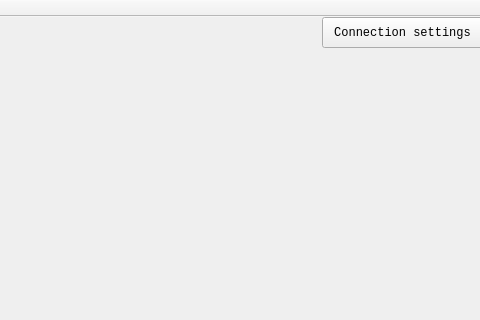
Before: the Qt Designer form SerialGUI/mainwindow.ui in kamfor/SerialReceiver, drawn with Qt 5; both pictures show x 688 to 1168 and y 0 to 320 of the 1168 by 652 pixel window.
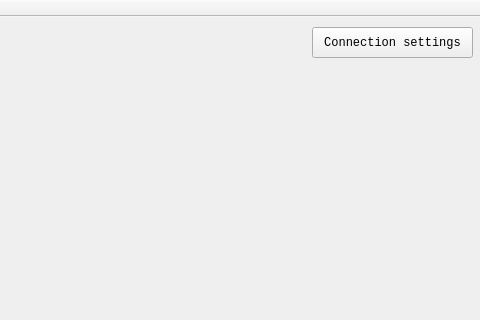
After: the same form once the commit is applied.

Patch:
```diff
--- a/SerialGUI/mainwindow.ui
+++ b/SerialGUI/mainwindow.ui
@@ -23,8 +23,8 @@
    <widget class="QToolButton" name="settButton">
     <property name="geometry">
      <rect>
-      <x>1010</x>
-      <y>0</y>
+      <x>1000</x>
+      <y>10</y>
       <width>161</width>
       <height>31</height>
      </rect>
```
